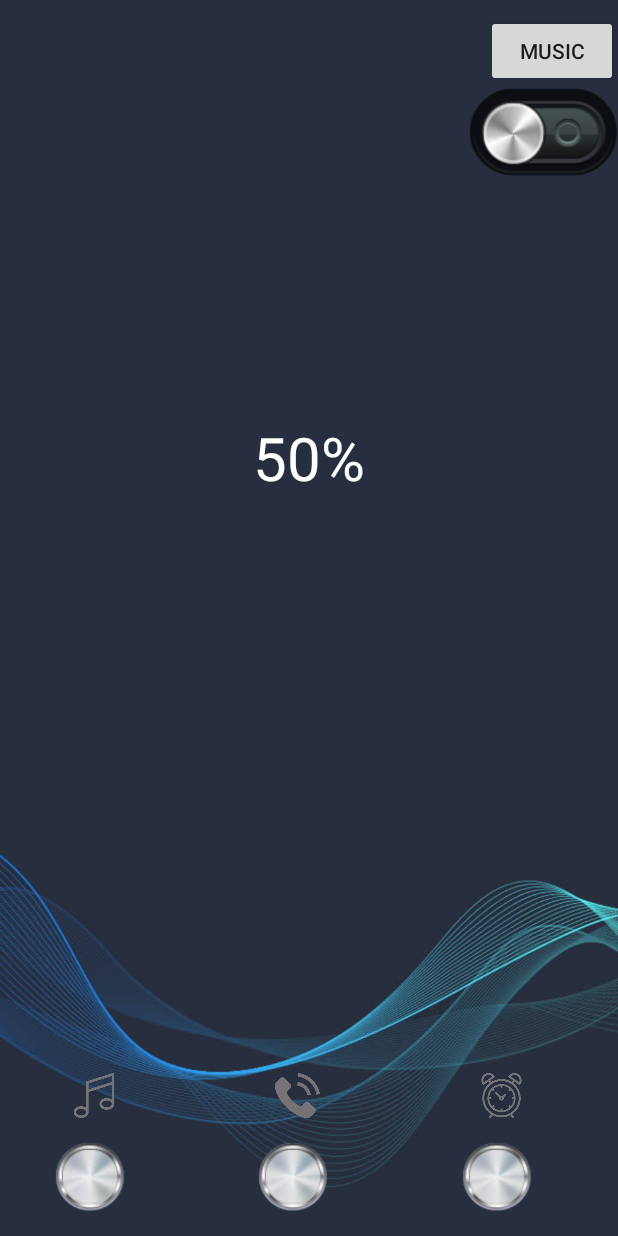
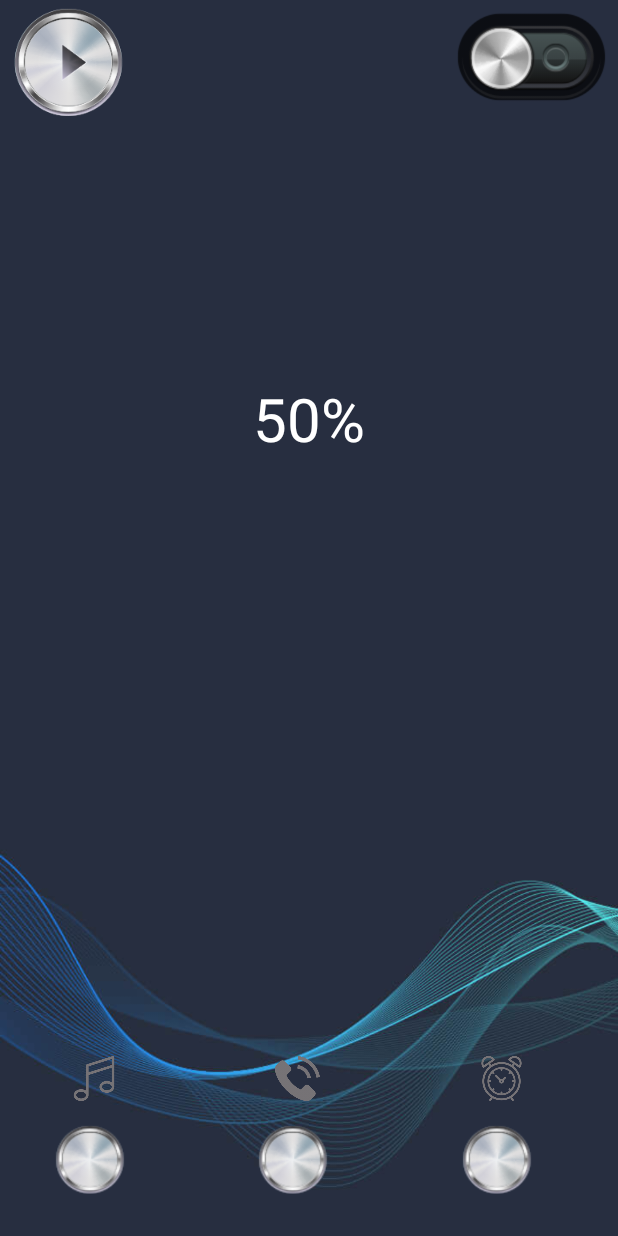
Before and after one commit to saad100104006/Android-Sound-Booster-pro, an Android app: the layout activity_main.xml on its own in the app's theme, with its tools: preview values and no code run, on a phone screen of 412 x 824 dp. Run offline under Robolectric (Android 15) with nearby library versions, the phone set to English and light mode, and no system bars.

Commit message:
commit all changes, make boost louder, make boost button on/off

```diff
--- a/app/src/main/res/layout/activity_main.xml
+++ b/app/src/main/res/layout/activity_main.xml
@@ -2,51 +2,53 @@
 <RelativeLayout xmlns:android="http://schemas.android.com/apk/res/android"
     xmlns:app="http://schemas.android.com/apk/res-auto"
     xmlns:tools="http://schemas.android.com/tools"
+    android:id="@+id/top"
     android:layout_width="match_parent"
-    android:layout_height="match_parent"
-    android:id="@+id/top"
-    >
+    android:layout_height="match_parent">
 
 
     <LinearLayout
         android:layout_width="match_parent"
         android:layout_height="match_parent"
+        android:layout_alignParentLeft="true"
+        android:layout_alignParentStart="true"
+        android:layout_alignParentTop="true"
         android:background="@drawable/bg_home"
         android:orientation="vertical"
-        android:weightSum="1"
-        android:layout_alignParentTop="true"
-        android:layout_alignParentLeft="true"
-        android:layout_alignParentStart="true">
+        android:weightSum="1">
+
+
+        <ToggleButton
+            android:id="@+id/toggleSwitch"
+            android:layout_width="100dp"
+            android:layout_height="60dp"
+            android:layout_gravity="right"
+            android:background="@drawable/toggle2"
+            android:layout_marginTop="8dp"
+            android:layout_marginRight="8dp"
+            android:gravity="right"
+            android:textOff="@null"
+            android:textOn="@null" />
 
 
         <LinearLayout
             android:layout_width="match_parent"
             android:layout_height="0dp"
             android:layout_weight=".33"
-            android:orientation="vertical"
-            android:weightSum="1"
+            android:gravity="left"
+            android:orientation="horizontal"
             tools:layout_editor_absoluteX="8dp"
-            android:layout_marginTop="10dp"
-            android:gravity="right"
+            android:layout_marginTop="-65dp"
+            android:layout_marginLeft="5dp"
             >
-            <Button
+
+            <ImageButton
                 android:id="@+id/music"
-                android:layout_width="wrap_content"
-                android:layout_height="wrap_content"
-                android:text="Music"
-                />
-
-
-
-
-            <ToggleButton
-                android:id="@+id/toggleSwitch"
-                android:layout_width="100dp"
-                android:layout_height="60dp"
-                android:layout_marginLeft="30dp"
-                android:textOff="@null"
-                android:textOn="@null"
-                android:background="@drawable/toggle2" />
+                android:layout_width="80dp"
+                android:layout_height="80dp"
+                android:layout_gravity="left"
+                android:background="@drawable/play"
+                android:text="Music" />
 
 
         </LinearLayout>
@@ -56,23 +58,21 @@
 
             android:layout_width="match_parent"
             android:layout_height="0dp"
-            android:layout_weight=".33"
+            android:layout_gravity="center"
+            android:layout_weight=".40"
+            android:gravity="center|top"
             android:orientation="vertical"
             android:weightSum="1"
             tools:layout_editor_absoluteX="8dp"
-            tools:layout_editor_absoluteY="0dp"
-            android:layout_gravity="center"
-            android:gravity="center|top"
-            >
+            tools:layout_editor_absoluteY="0dp">
 
             <TextView
                 android:id="@+id/text"
                 android:layout_width="wrap_content"
                 android:layout_height="wrap_content"
-                android:textSize="40dp"
+                android:text="50%"
                 android:textColor="#ffffff"
-                android:text="50%"
-                />
+                android:textSize="40dp" />
 
 
         </LinearLayout>
@@ -115,9 +115,9 @@
                         android:layout_width="60dp"
                         android:layout_height="60dp"
                         android:layout_marginLeft="30dp"
+                        android:background="@drawable/toggle"
                         android:textOff="@null"
-                        android:textOn="@null"
-                        android:background="@drawable/toggle" />
+                        android:textOn="@null" />
 
                 </LinearLayout>
 
@@ -142,9 +142,9 @@
                         android:layout_width="60dp"
                         android:layout_height="60dp"
                         android:layout_marginLeft="30dp"
+                        android:background="@drawable/toggle"
                         android:textOff="@null"
-                        android:textOn="@null"
-                        android:background="@drawable/toggle" />
+                        android:textOn="@null" />
 
                 </LinearLayout>
 
@@ -168,9 +168,9 @@
                         android:layout_width="60dp"
                         android:layout_height="60dp"
                         android:layout_marginLeft="30dp"
+                        android:background="@drawable/toggle"
                         android:textOff="@null"
-                        android:textOn="@null"
-                        android:background="@drawable/toggle" />
+                        android:textOn="@null" />
 
                 </LinearLayout>
 
```
Also changed, not shown: app/src/main/java/com/kevinboone/android_simple_eq/MainActivity.java (+60 -41 lines), app/src/main/res/drawable-hdpi/play.png (added), app/src/main/res/drawable-mdpi/play.png (added), 184 other files.
